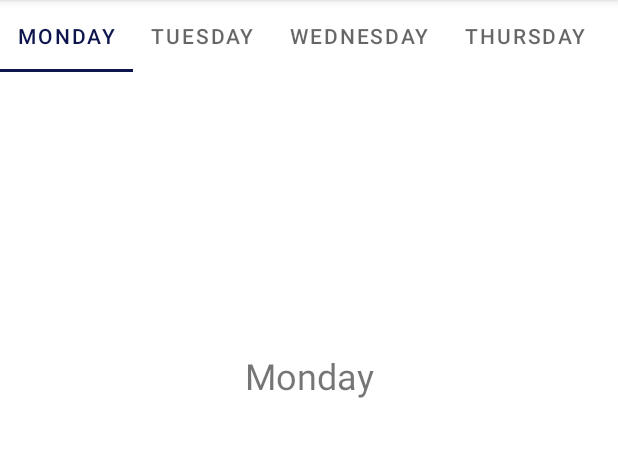
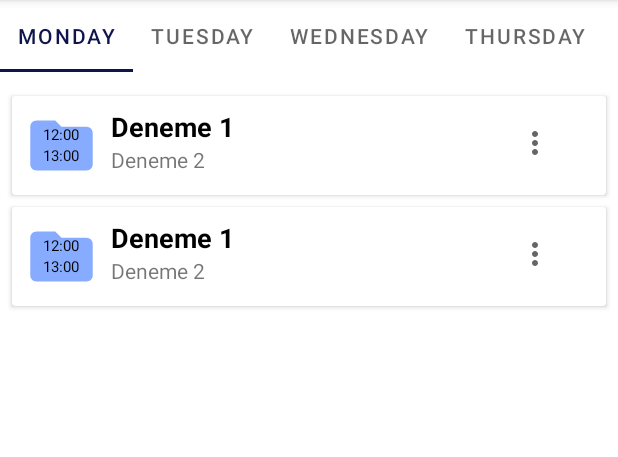
Before and after one commit to hasandeniz/ReminderAssistant, an Android app: the screen it shows after launch (MainActivity), on a phone screen of 412 x 824 dp, the part 84-541 px from its top. Run offline under Robolectric (Android 15) with nearby library versions, the phone set to English and light mode, and no system bars.

Commit message:
recyclerview added

```diff
--- a/app/build.gradle
+++ b/app/build.gradle
@@ -31,9 +31,7 @@ android {
     kotlinOptions {
         jvmTarget = '1.8'
     }
-    buildFeatures {
-        viewBinding true
-    }
+
 }
 
 dependencies {
--- /dev/null
+++ b/app/src/main/java/com/hasandeniz/reminderassistant/ExampleItem.kt
@@ -0,0 +1,3 @@
+package com.hasandeniz.reminderassistant
+
+data class ExampleItem(val text1 : String, val text2 : String, val text3 : String, val text4 : String)
--- a/app/src/main/java/com/hasandeniz/reminderassistant/MainActivity.kt
+++ b/app/src/main/java/com/hasandeniz/reminderassistant/MainActivity.kt
@@ -3,6 +3,7 @@ package com.hasandeniz.reminderassistant
 import androidx.appcompat.app.AppCompatActivity
 import android.os.Bundle
 import android.view.Menu
+import androidx.recyclerview.widget.LinearLayoutManager
 import com.hasandeniz.reminderassistant.adapters.FragmentAdapter
 import com.hasandeniz.reminderassistant.fragments.*
 import kotlinx.android.synthetic.main.activity_main.*
@@ -36,4 +37,5 @@ class MainActivity : AppCompatActivity() {
 
 
 
+
 }
--- /dev/null
+++ b/app/src/main/java/com/hasandeniz/reminderassistant/adapters/RecyclerViewAdapter.kt
@@ -0,0 +1,72 @@
+package com.hasandeniz.reminderassistant.adapters
+
+import android.view.LayoutInflater
+import android.view.MenuItem
+import android.view.View
+import android.view.ViewGroup
+import android.widget.ImageButton
+import android.widget.PopupMenu
+import android.widget.TextView
+import androidx.recyclerview.widget.RecyclerView
+import com.hasandeniz.reminderassistant.ExampleItem
+import com.hasandeniz.reminderassistant.R
+
+class RecyclerViewAdapter(private val exampleList: List<ExampleItem>) : RecyclerView.Adapter<RecyclerViewAdapter.ViewHolder>(),
+    View.OnClickListener, PopupMenu.OnMenuItemClickListener {
+
+    override fun onCreateViewHolder(parent: ViewGroup, viewType: Int): ViewHolder {
+        val itemView = LayoutInflater.from(parent.context).inflate(R.layout.recycler_view_row,parent,false)
+        return  ViewHolder(itemView)
+    }
+
+    override fun onBindViewHolder(holder: ViewHolder, position: Int) {
+        val currentItem  = exampleList[position]
+
+        holder.textView1.text = currentItem.text1
+        holder.textView2.text = currentItem.text2
+        holder.imageText1.text = currentItem.text3
+        holder.imageText2.text = currentItem.text4
+        holder.imageButton.setOnClickListener(this)
+
+
+    }
+
+    override fun getItemCount() = exampleList.size
+
+    class ViewHolder(itemView: View) : RecyclerView.ViewHolder(itemView){
+        val textView1: TextView = itemView.findViewById(R.id.textView1)
+        val textView2: TextView = itemView.findViewById(R.id.textView2)
+        val imageText1: TextView = itemView.findViewById(R.id.imageTextUp)
+        val imageText2: TextView = itemView.findViewById(R.id.imageTextDown)
+        val imageButton: ImageButton = itemView.findViewById(R.id.popupMenuButton)
+
+
+
+    }
+
+    override fun onClick(v: View?) {
+        showPopupMenu(v!!)
+    }
+
+    private fun showPopupMenu(view : View){
+        val popupMenu: PopupMenu = PopupMenu(view.context,view)
+        popupMenu.inflate(R.menu.popup_menu)
+        popupMenu.setOnMenuItemClickListener(this)
+        popupMenu.show()
+    }
+
+    override fun onMenuItemClick(item: MenuItem?): Boolean {
+        return when (item!!.itemId){
+            R.id.actionPopupEdit -> {
+                println("deeeenemeee edit")
+                true
+            }
+            R.id.actionPopupDelete -> {
+                println("deeeenemeee delete")
+                true
+            }
+            else -> false
+        }
+    }
+
+}
--- a/app/src/main/java/com/hasandeniz/reminderassistant/fragments/FridayFragment.kt
+++ b/app/src/main/java/com/hasandeniz/reminderassistant/fragments/FridayFragment.kt
@@ -5,7 +5,12 @@ import androidx.fragment.app.Fragment
 import android.view.LayoutInflater
 import android.view.View
 import android.view.ViewGroup
+import androidx.recyclerview.widget.LinearLayoutManager
+import com.hasandeniz.reminderassistant.ExampleItem
 import com.hasandeniz.reminderassistant.R
+import com.hasandeniz.reminderassistant.adapters.RecyclerViewAdapter
+import kotlinx.android.synthetic.main.fragment_friday.*
+import kotlinx.android.synthetic.main.fragment_monday.*
 
 
 class FridayFragment : Fragment() {
@@ -21,5 +26,24 @@ class FridayFragment : Fragment() {
         // Inflate the layout for this fragment
         return inflater.inflate(R.layout.fragment_friday, container, false)
     }
+    override fun onViewCreated(view: View, savedInstanceState: Bundle?) {
+        val exampleItem = denemeItem()
+
+
+        val exampleItemList = ArrayList<ExampleItem>()
+        exampleItemList.add(exampleItem)
+
+        recyclerViewFriday.adapter = RecyclerViewAdapter(exampleItemList)
+        recyclerViewFriday.layoutManager = LinearLayoutManager(activity)
+        recyclerViewFriday.setHasFixedSize(true)
+
+    }
+    private fun denemeItem(): ExampleItem{
+        val text2 = "Deneme 2"
+        val text1 = "Deneme 1"
+        val imageText1 = "12:00"
+        val imageText2 = "13:00"
+        return ExampleItem(text1, text2, imageText1, imageText2)
+    }
 
 }
--- a/app/src/main/java/com/hasandeniz/reminderassistant/fragments/MondayFragment.kt
+++ b/app/src/main/java/com/hasandeniz/reminderassistant/fragments/MondayFragment.kt
@@ -5,7 +5,11 @@ import androidx.fragment.app.Fragment
 import android.view.LayoutInflater
 import android.view.View
 import android.view.ViewGroup
+import androidx.recyclerview.widget.LinearLayoutManager
+import com.hasandeniz.reminderassistant.ExampleItem
 import com.hasandeniz.reminderassistant.R
+import com.hasandeniz.reminderassistant.adapters.RecyclerViewAdapter
+import kotlinx.android.synthetic.main.fragment_monday.*
 
 
 class MondayFragment : Fragment() {
@@ -13,13 +17,39 @@ class MondayFragment : Fragment() {
     override fun onCreate(savedInstanceState: Bundle?) {
         super.onCreate(savedInstanceState)
 
+
+
     }
     override fun onCreateView(
         inflater: LayoutInflater, container: ViewGroup?,
         savedInstanceState: Bundle?
     ): View? {
         // Inflate the layout for this fragment
+
+
+
         return inflater.inflate(R.layout.fragment_monday, container, false)
+
+    }
+    override fun onViewCreated(view: View, savedInstanceState: Bundle?) {
+        val exampleItem = denemeItem()
+        val exampleItem2 = denemeItem()
+
+        val exampleItemList = ArrayList<ExampleItem>()
+        exampleItemList.add(exampleItem)
+        exampleItemList.add(exampleItem2)
+        recyclerViewMonday.adapter = RecyclerViewAdapter(exampleItemList)
+        recyclerViewMonday.layoutManager = LinearLayoutManager(activity)
+        recyclerViewMonday.setHasFixedSize(true)
+
+    }
+
+    private fun denemeItem(): ExampleItem{
+        val text2 = "Deneme 2"
+        val text1 = "Deneme 1"
+        val imageText1 = "12:00"
+        val imageText2 = "13:00"
+        return ExampleItem(text1, text2, imageText1, imageText2)
     }
 
 }
--- /dev/null
+++ b/app/src/main/res/drawable/ic_baseline_folder_24.xml
@@ -0,0 +1,5 @@
+<vector android:height="24dp" android:tint="#87ACFF"
+    android:viewportHeight="24" android:viewportWidth="24"
+    android:width="24dp" xmlns:android="http://schemas.android.com/apk/res/android">
+    <path android:fillColor="@android:color/white" android:pathData="M10,4H4c-1.1,0 -1.99,0.9 -1.99,2L2,18c0,1.1 0.9,2 2,2h16c1.1,0 2,-0.9 2,-2V8c0,-1.1 -0.9,-2 -2,-2h-8l-2,-2z"/>
+</vector>
--- /dev/null
+++ b/app/src/main/res/drawable/ic_baseline_more_vert_24.xml
@@ -0,0 +1,10 @@
+<vector xmlns:android="http://schemas.android.com/apk/res/android"
+    android:width="24dp"
+    android:height="24dp"
+    android:viewportWidth="24"
+    android:viewportHeight="24"
+    android:tint="?attr/colorControlNormal">
+  <path
+      android:fillColor="@android:color/white"
+      android:pathData="M12,8c1.1,0 2,-0.9 2,-2s-0.9,-2 -2,-2 -2,0.9 -2,2 0.9,2 2,2zM12,10c-1.1,0 -2,0.9 -2,2s0.9,2 2,2 2,-0.9 2,-2 -0.9,-2 -2,-2zM12,16c-1.1,0 -2,0.9 -2,2s0.9,2 2,2 2,-0.9 2,-2 -0.9,-2 -2,-2z"/>
+</vector>
--- a/app/src/main/res/layout/fragment_friday.xml
+++ b/app/src/main/res/layout/fragment_friday.xml
@@ -4,16 +4,17 @@
     xmlns:tools="http://schemas.android.com/tools"
     android:layout_width="match_parent"
     android:layout_height="match_parent"
-    tools:context=".fragments.MondayFragment">
+    tools:context=".MainActivity">
 
-
-    <TextView
-        android:layout_width="wrap_content"
-        android:layout_height="wrap_content"
-        android:layout_marginTop="178dp"
-        android:text="Friday"
-        android:textSize="24sp"
+    <androidx.recyclerview.widget.RecyclerView
+        android:id="@+id/recyclerViewFriday"
+        android:layout_width="0dp"
+        android:layout_height="0dp"
+        android:clipToPadding="false"
+        android:padding="4dp"
+        app:layout_constraintBottom_toBottomOf="parent"
         app:layout_constraintEnd_toEndOf="parent"
         app:layout_constraintStart_toStartOf="parent"
-        app:layout_constraintTop_toTopOf="parent" />
+        app:layout_constraintTop_toTopOf="parent"
+        tools:listitem="@layout/recycler_view_row" />
 </androidx.constraintlayout.widget.ConstraintLayout>
--- a/app/src/main/res/layout/fragment_monday.xml
+++ b/app/src/main/res/layout/fragment_monday.xml
@@ -4,16 +4,17 @@
     xmlns:tools="http://schemas.android.com/tools"
     android:layout_width="match_parent"
     android:layout_height="match_parent"
-    tools:context=".fragments.MondayFragment">
+    tools:context=".MainActivity">
 
-
-    <TextView
-        android:layout_width="wrap_content"
-        android:layout_height="wrap_content"
-        android:layout_marginTop="178dp"
-        android:text="Monday"
-        android:textSize="24sp"
+    <androidx.recyclerview.widget.RecyclerView
+        android:id="@+id/recyclerViewMonday"
+        android:layout_width="0dp"
+        android:layout_height="0dp"
+        android:clipToPadding="false"
+        android:padding="4dp"
+        app:layout_constraintBottom_toBottomOf="parent"
         app:layout_constraintEnd_toEndOf="parent"
         app:layout_constraintStart_toStartOf="parent"
-        app:layout_constraintTop_toTopOf="parent" />
+        app:layout_constraintTop_toTopOf="parent"
+        tools:listitem="@layout/recycler_view_row" />
 </androidx.constraintlayout.widget.ConstraintLayout>
--- /dev/null
+++ b/app/src/main/res/layout/recycler_view_row.xml
@@ -0,0 +1,79 @@
+<?xml version="1.0" encoding="utf-8"?>
+<androidx.cardview.widget.CardView xmlns:android="http://schemas.android.com/apk/res/android"
+    xmlns:app="http://schemas.android.com/apk/res-auto"
+    xmlns:tools="http://schemas.android.com/tools"
+    android:layout_width="match_parent"
+    android:layout_height="wrap_content"
+    android:layout_margin="4dp">
+
+    <RelativeLayout
+        android:layout_width="match_parent"
+        android:layout_height="match_parent"
+        android:padding="8dp">
+
+        <ImageView
+            android:id="@+id/imageView"
+            android:layout_width="50dp"
+            android:layout_height="50dp"
+            android:layout_marginEnd="8dp"
+            android:src="@drawable/ic_baseline_folder_24" />
+
+        <LinearLayout
+            android:layout_width="wrap_content"
+            android:layout_height="wrap_content"
+            android:orientation="vertical"
+            android:layout_alignLeft="@+id/imageView"
+            android:layout_alignTop="@+id/imageView"
+            android:layout_alignRight="@+id/imageView"
+            android:layout_alignBottom="@+id/imageView"
+            android:gravity="center">
+
+            <TextView
+                android:id="@+id/imageTextUp"
+                android:layout_width="wrap_content"
+                android:layout_height="wrap_content"
+                android:gravity="center"
+                android:text="12:00"
+                android:textColor="#000000"
+                android:textSize="10sp" />
+
+            <TextView
+                android:id="@+id/imageTextDown"
+                android:layout_width="wrap_content"
+                android:layout_height="wrap_content"
+                android:gravity="center_horizontal"
+                android:text="12:00"
+                android:textColor="#000000"
+                android:textSize="10sp" />
+        </LinearLayout>
+
+        <TextView
+            android:id="@+id/textView1"
+            android:layout_width="wrap_content"
+            android:layout_height="wrap_content"
+            android:layout_toEndOf="@id/imageView"
+            android:text="Line 1"
+            android:textColor="@android:color/black"
+            android:textSize="18sp"
+            android:textStyle="bold" />
+
+        <TextView
+            android:id="@+id/textView2"
+            android:layout_width="wrap_content"
+            android:layout_height="wrap_content"
+            android:layout_below="@id/textView1"
+            android:layout_toEndOf="@id/imageView"
+            android:text="Line 2" />
+
+        <ImageButton
+            android:id="@+id/popupMenuButton"
+            android:layout_width="48dp"
+            android:layout_height="46dp"
+            android:layout_alignParentEnd="true"
+            android:layout_marginEnd="15dp"
+            android:background="#FFFFFF"
+            app:srcCompat="@drawable/ic_baseline_more_vert_24" />
+
+
+    </RelativeLayout>
+</androidx.cardview.widget.CardView>
--- /dev/null
+++ b/app/src/main/res/menu/popum_menu.xml
@@ -0,0 +1,10 @@
+<?xml version="1.0" encoding="utf-8"?>
+<menu xmlns:android="http://schemas.android.com/apk/res/android">
+
+    <item
+        android:id="@+id/actionPopupEdit"
+        android:title="Edit" />
+    <item
+        android:id="@+id/actionPopupDelete"
+        android:title="Delete" />
+</menu>
--- /dev/null
+++ b/app/src/main/res/menu/popup_menu.xml
@@ -0,0 +1,10 @@
+<?xml version="1.0" encoding="utf-8"?>
+<menu xmlns:android="http://schemas.android.com/apk/res/android">
+
+    <item
+        android:id="@+id/actionPopupEdit"
+        android:title="Edit" />
+    <item
+        android:id="@+id/actionPopupDelete"
+        android:title="Delete" />
+</menu>
```
